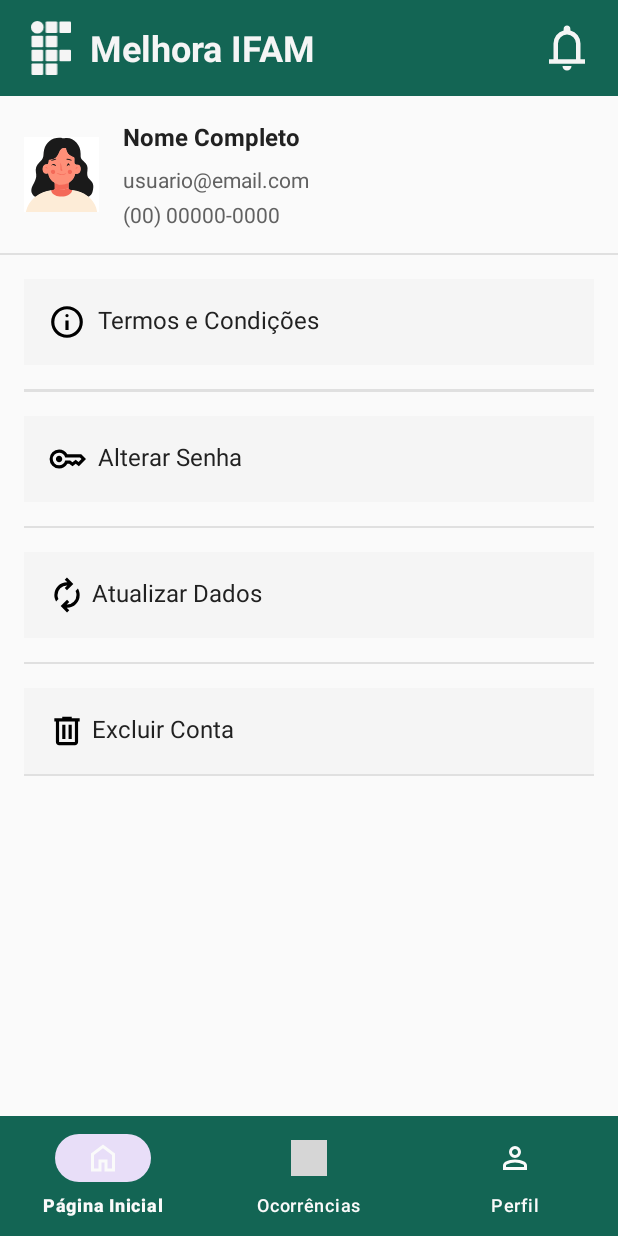
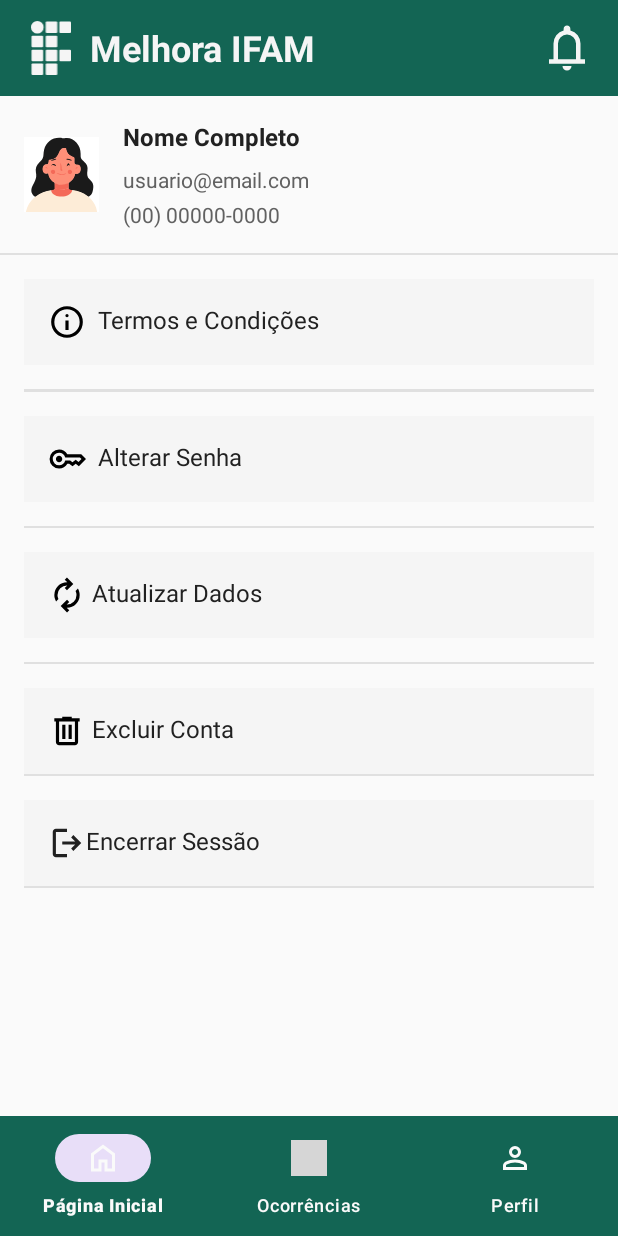
Before and after one commit to melhora-ifam/melhora-ifam, an Android app: the fragment PerfilFragment placed in its activity, on a phone screen of 412 x 824 dp. Run offline under Robolectric (Android 15) with nearby library versions, the phone set to English and light mode, and no system bars; our stand-ins replace Firebase (no records; nobody signed in at launch, a user with empty details on screens opened directly); grey boxes are pictures that could not be loaded.

Commit message:
Função de logout

```diff
--- a/app/src/main/java/com/example/melhoraifam/PerfilFragment .kt
+++ b/app/src/main/java/com/example/melhoraifam/PerfilFragment.kt
@@ -1,9 +1,13 @@
 package com.example.melhoraifam
 
+import android.content.Intent
 import android.os.Bundle
 import android.view.LayoutInflater
 import android.view.View
 import android.view.ViewGroup
+import android.widget.LinearLayout
+import android.widget.TextView
+import android.widget.Toast
 import androidx.fragment.app.Fragment
 import androidx.fragment.app.FragmentTransaction
 import com.google.android.material.bottomnavigation.BottomNavigationView
@@ -19,11 +23,7 @@ class PerfilFragment : Fragment() {
     private lateinit var auth: FirebaseAuth
     private var isAdmin: Boolean = false
 
-    override fun onCreateView(
-        inflater: LayoutInflater,
-        container: ViewGroup?,
-        savedInstanceState: Bundle?
-    ): View? {
+    override fun onCreateView(inflater: LayoutInflater, container: ViewGroup?, savedInstanceState: Bundle?): View? {
         // Inflar o layout para este fragmento
         val view = inflater.inflate(R.layout.activity_perfil, container, false)
 
@@ -36,6 +36,11 @@ class PerfilFragment : Fragment() {
 
         // Configurar a barra de navegação
         setupNavBar()
+
+        val encerrar_sessao = view.findViewById<LinearLayout>(R.id.encerrar_sessao)
+        val encerrar_sessao_tv = view.findViewById<TextView>(R.id.tvLogout)
+        encerrar_sessao.setOnClickListener { finalizarSessao() }
+        encerrar_sessao_tv.setOnClickListener { finalizarSessao() }
 
         return view
     }
@@ -108,4 +113,11 @@ class PerfilFragment : Fragment() {
         transaction.replace(R.id.frameLayoutHome, fragment)
         transaction.commit()
     }
+
+    private fun finalizarSessao() {
+        Toast.makeText(context, "Encerrando a sessão...", Toast.LENGTH_SHORT).show()
+        auth.signOut()
+        val intent = Intent(requireContext(), MainActivity::class.java)
+        startActivity(intent)
+    }
 }
--- /dev/null
+++ b/app/src/main/res/drawable/logout.xml
@@ -0,0 +1,9 @@
+<vector xmlns:android="http://schemas.android.com/apk/res/android"
+    android:width="24dp"
+    android:height="24dp"
+    android:viewportWidth="960"
+    android:viewportHeight="960">
+  <path
+      android:pathData="M200,840q-33,0 -56.5,-23.5T120,760v-560q0,-33 23.5,-56.5T200,120h280v80L200,200v560h280v80L200,840ZM640,680 L585,622 687,520L360,520v-80h327L585,338l55,-58 200,200 -200,200Z"
+      android:fillColor="#e8eaed"/>
+</vector>
--- a/app/src/main/res/layout/activity_perfil.xml
+++ b/app/src/main/res/layout/activity_perfil.xml
@@ -206,7 +206,7 @@
                 android:src="@drawable/delete" />
 
             <TextView
-                android:id="@+id/tvLogout"
+                android:id="@+id/tvExcluirConta"
                 android:layout_width="wrap_content"
                 android:layout_height="wrap_content"
                 android:clickable="true"
@@ -223,6 +223,39 @@
             android:layout_height="1dp"
             android:background="@color/neutral_light_300" />
 
+        <LinearLayout
+            android:id="@+id/encerrar_sessao"
+            android:layout_width="match_parent"
+            android:layout_height="wrap_content"
+            android:layout_marginTop="16dp"
+            android:background="@color/neutral_light_100"
+            android:orientation="horizontal"
+            android:padding="16dp">
+
+            <ImageView
+                android:layout_width="25dp"
+                android:layout_height="25dp"
+                android:layout_gravity="center_vertical"
+                android:src="@drawable/logout"
+                android:tint="@color/neutral_dark_900"/>
+
+            <TextView
+                android:id="@+id/tvLogout"
+                android:layout_width="wrap_content"
+                android:layout_height="wrap_content"
+                android:clickable="true"
+                android:focusable="true"
+                android:text="Encerrar Sessão"
+                android:textColor="@color/neutral_dark_900"
+                android:textSize="16sp" />
+
+        </LinearLayout>
+
+        <View
+            android:layout_width="match_parent"
+            android:layout_height="1dp"
+            android:background="@color/neutral_light_300" />
+
     </LinearLayout>
 
 
--- a/app/src/main/res/layout/fragment_redefinir_senha.xml
+++ b/app/src/main/res/layout/fragment_redefinir_senha.xml
@@ -43,6 +43,7 @@
         android:hint="@string/email_cadastrado"
         android:inputType="textEmailAddress"
         android:textColorHint="@color/neutral_dark_900"
+        android:textColor="@color/neutral_dark_900"
         app:layout_constraintBottom_toBottomOf="parent"
         app:layout_constraintEnd_toEndOf="parent"
         app:layout_constraintHorizontal_bias="0.493"
```
Also changed, not shown: app/src/main/res/layout/fragment_cadastro.xml (+8 -4 lines).
